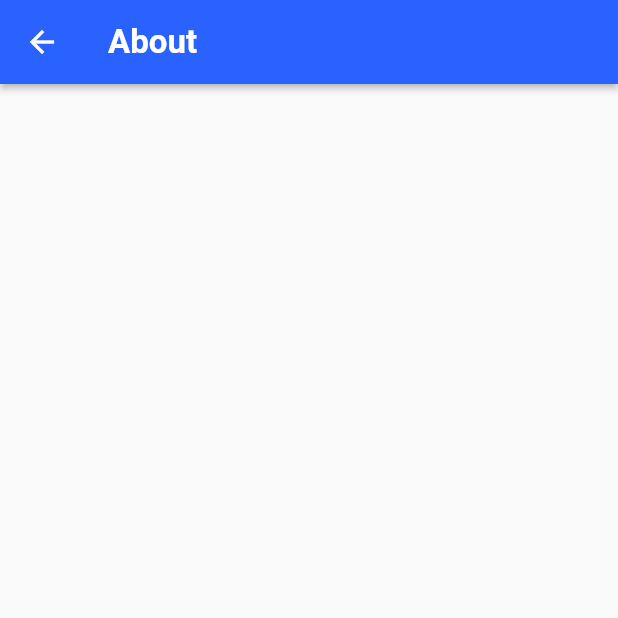
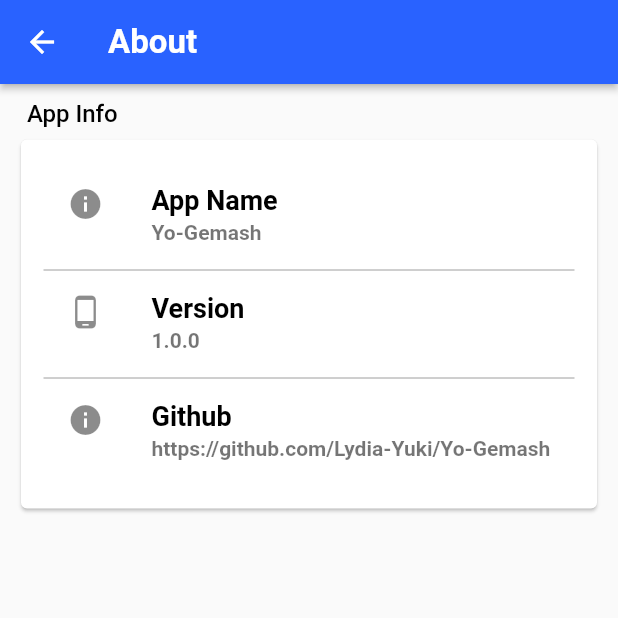
Before and after one commit to Lydia-Yuki/Yo-Gemash, a Flutter app: the screen it shows after launch, in the side drawer, after a tap on "About", on a phone screen of 412 x 824 dp, the top half of it. Run offline on Flutter 3.47's test engine with Material 2 defaults, Android fonts, the phone set to English and light mode, and no system bars; our stand-ins replace easy_debounce, easy_splash_screen, google_fonts, smooth_page_indicator; Roboto replaces fonts that are missing (Poppins).

Commit message:
added about page

```diff
--- a/lib/ui/about.dart
+++ b/lib/ui/about.dart
@@ -22,11 +22,59 @@
         centerTitle: false,
         elevation: 2,
       ),
-      body: SafeArea(child: Column(
-
-
-      )),
+      body: SingleChildScrollView(
+        child: Column(
+          children: <Widget>[
+            Container(
+              padding: EdgeInsets.all(10),
+              child: Column(children: <Widget>[
+                Container(
+                  padding: EdgeInsets.only(left: 8, bottom: 4),
+                  alignment: Alignment.bottomLeft,
+                  child: Text(
+                    "App Info",
+                    style: TextStyle(
+                      fontSize: 16,
+                      color: Colors.black,
+                      fontWeight: FontWeight.w500,
+                    ),
+                    textAlign: TextAlign.left,
+                  ),
+                ),
+                Card(
+                    child: Container(
+                  child: Container(
+                      alignment: Alignment.topLeft,
+                      padding: EdgeInsets.all(15),
+                      child: Column(
+                        children: <Widget>[
+                          Column(children: <Widget>[
+                            ...ListTile.divideTiles(color: Colors.grey, tiles: [
+                              ListTile(
+                                leading: Icon(Icons.info),
+                                title: Text('App Name'),
+                                subtitle: Text('Yo-Gemash'),
+                              ),
+                              ListTile(
+                                leading: Icon(Icons.phone_android),
+                                title: Text('Version'),
+                                subtitle: Text('1.0.0'),
+                              ),
+                              ListTile(
+                                leading: Icon(Icons.info),
+                                title: Text('Github'),
+                                subtitle: Text('https://github.com/Lydia-Yuki/Yo-Gemash'),
+                              )
+                            ])
+                          ])
+                        ],
+                      )),
+                )),
+              ]),
+            ),
+          ],
+        ),
+      ),
     );
-
   }
 }
```
